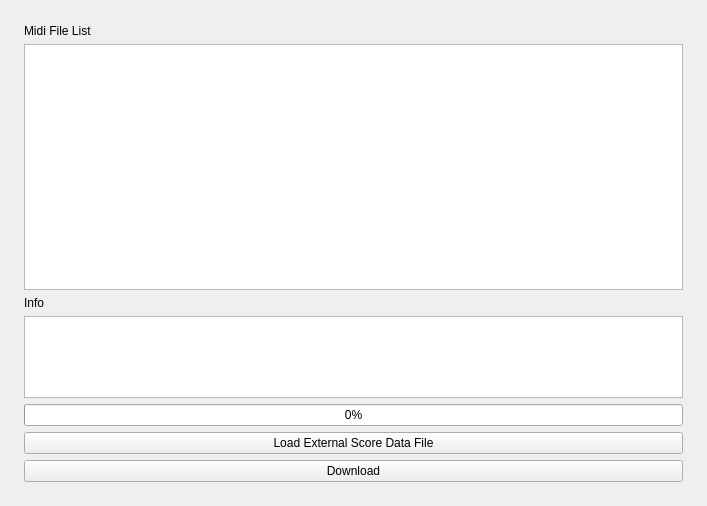
This is qt-project/mainwindow.ui in eeyrw/midi-to-hex-qt as Qt 5 draws it before an edit. The edited form follows.
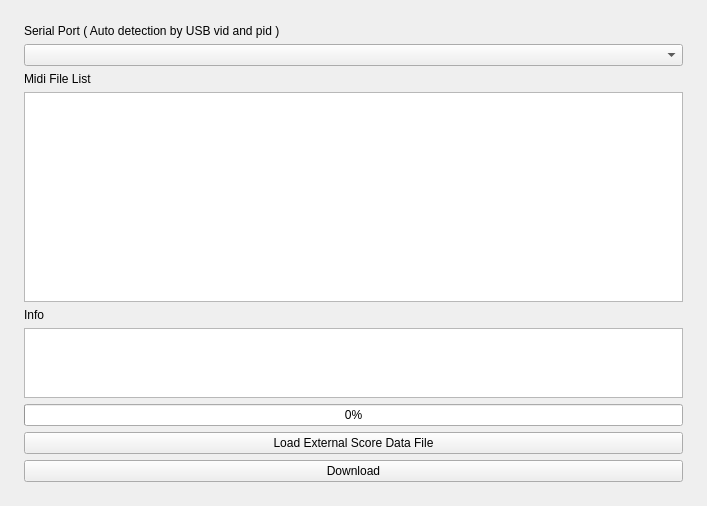
This is the edited form.

Commit message: Auto serial port detection.

```diff
--- a/qt-project/mainwindow.ui
+++ b/qt-project/mainwindow.ui
@@ -38,6 +38,20 @@
     <property name="bottomMargin">
      <number>24</number>
     </property>
+    <item>
+     <widget class="QLabel" name="label_3">
+      <property name="text">
+       <string>Serial Port ( Auto detection by USB vid and pid )</string>
+      </property>
+     </widget>
+    </item>
+    <item>
+     <widget class="QComboBox" name="serialPortComobox">
+      <property name="editable">
+       <bool>false</bool>
+      </property>
+     </widget>
+    </item>
     <item>
      <widget class="QLabel" name="label">
       <property name="text">
```
The commit also changes 2 other files.
